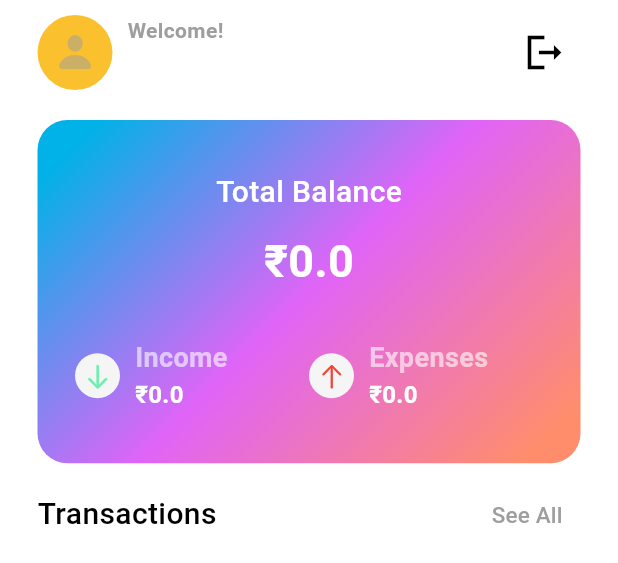
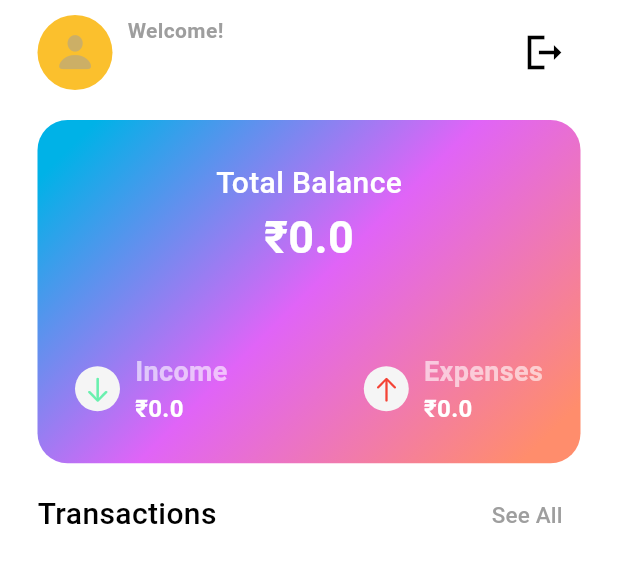
Before and after one commit to GurparveshGrewal/expense_tracker_app, a Flutter app: the MainScreen widget shown alone on an empty page, opened directly with empty values, on a phone screen of 412 x 824 dp. Shown: the top 563 px of the screen. Run offline on Flutter 3.47's test engine with Material 3 defaults, Android fonts, the phone set to English and light mode, and no system bars; our stand-ins replace bloc, cloud_firestore, firebase_auth, firebase_core, fl_chart, flutter_bloc and 5 more; accounts and stored records are empty.

Commit message:
feat: Flexible and fittedBox wrapping

```diff
--- a/lib/features/home/views/main_screen.dart
+++ b/lib/features/home/views/main_screen.dart
@@ -69,7 +69,9 @@ class _MainScreenState extends State<MainScreen> {
         child: Column(
           crossAxisAlignment: CrossAxisAlignment.start,
           children: [
-            Row(
+            SizedBox(
+              height: 50,
+              child: Row(
                 children: [
                   Container(
                     height: 50,
@@ -80,8 +82,10 @@ class _MainScreenState extends State<MainScreen> {
                     child: Icon(
                       CupertinoIcons.person_fill,
                       size: 30,
-                    color:
-                        Theme.of(context).colorScheme.outline.withOpacity(0.5),
+                      color: Theme.of(context)
+                          .colorScheme
+                          .outline
+                          .withOpacity(0.5),
                     ),
                   ),
                   const SizedBox(
@@ -96,12 +100,16 @@ class _MainScreenState extends State<MainScreen> {
                             color: Theme.of(context).colorScheme.outline,
                             fontWeight: FontWeight.w600),
                       ),
-                    Text(
+                      Flexible(
+                        child: FittedBox(
+                          child: Text(
                             widget.currentUser.fullName,
                             style: const TextStyle(
                               color: Colors.black,
                               fontWeight: FontWeight.w600,
                               fontSize: 20,
+                            ),
+                          ),
                         ),
                       )
                     ],
@@ -129,6 +137,7 @@ class _MainScreenState extends State<MainScreen> {
                         size: 30,
                       )),
                 ],
+              ),
             ),
             const SizedBox(
               height: 20,
--- a/lib/features/home/widgets/stat_card.dart
+++ b/lib/features/home/widgets/stat_card.dart
@@ -5,6 +5,7 @@ import 'package:expense_tracker_app/features/home/views/bloc/home_bloc.dart';
 import 'package:expense_tracker_app/features/home/widgets/add_income_widget.dart';
 import 'package:flutter/cupertino.dart';
 import 'package:flutter/material.dart';
+
 import 'package:flutter_bloc/flutter_bloc.dart';
 import 'package:uuid/uuid.dart';
 
@@ -41,30 +42,42 @@ class StatsCard extends StatelessWidget {
       height: MediaQuery.of(context).size.width / 1.8,
       width: MediaQuery.of(context).size.width,
       child: Column(
-        mainAxisAlignment: MainAxisAlignment.center,
+        mainAxisSize: MainAxisSize.min,
+        mainAxisAlignment: MainAxisAlignment.end,
+        children: [
+          Flexible(
+            child: FittedBox(
+              child: Column(
                 children: [
                   const Text(
                     "Total Balance",
                     style: TextStyle(
-                color: Colors.white, fontSize: 20, fontWeight: FontWeight.w500),
-          ),
-          const SizedBox(
-            height: 10,
+                        color: Colors.white,
+                        fontSize: 20,
+                        fontWeight: FontWeight.w500),
                   ),
                   Text(
                     income > 0
                         ? '${getTextForCurrency(currency)}${(income - expensesAmount).toString()}'
                         : "${getTextForCurrency(currency)}0.0",
                     style: const TextStyle(
-                color: Colors.white, fontSize: 30, fontWeight: FontWeight.bold),
+                        color: Colors.white,
+                        fontSize: 30,
+                        fontWeight: FontWeight.bold),
+                  ),
+                ],
+              ),
+            ),
           ),
           const SizedBox(
             height: 30,
           ),
-          Row(
+          Expanded(
+            child: Row(
               mainAxisAlignment: MainAxisAlignment.spaceBetween,
               children: [
-              Expanded(
+                Flexible(
+                  child: FittedBox(
                     child: GestureDetector(
                       onTap: () {
                         addIncomeDialog(
@@ -75,7 +88,6 @@ class StatsCard extends StatelessWidget {
                           positiveButtonTitle: "Add Income",
                           negativeCallBack: () {
                             Navigator.of(context).pop();
-                        incomeTextController.dispose();
                           },
                           positiveCallBack: () {
                             Navigator.of(context).pop();
@@ -89,7 +101,6 @@ class StatsCard extends StatelessWidget {
                                       incomeTextController.text.trim()),
                                   date: DateTime.now(),
                                 )));
-                        incomeTextController.dispose();
                           },
                         );
                       },
@@ -134,7 +145,9 @@ class StatsCard extends StatelessWidget {
                       ),
                     ),
                   ),
-              Expanded(
+                ),
+                Flexible(
+                  child: FittedBox(
                     child: Row(
                       children: [
                         Container(
@@ -176,7 +189,9 @@ class StatsCard extends StatelessWidget {
                       ],
                     ),
                   ),
+                ),
               ],
+            ),
           ),
         ],
       ),
```
Also changed, not shown: lib/features/auth/data/repository/auth_repository_impl.dart (+8 -1 lines), lib/features/home/widgets/expense_card.dart (+13 -9 lines). Lines whose indentation alone changed are shown as unchanged.
